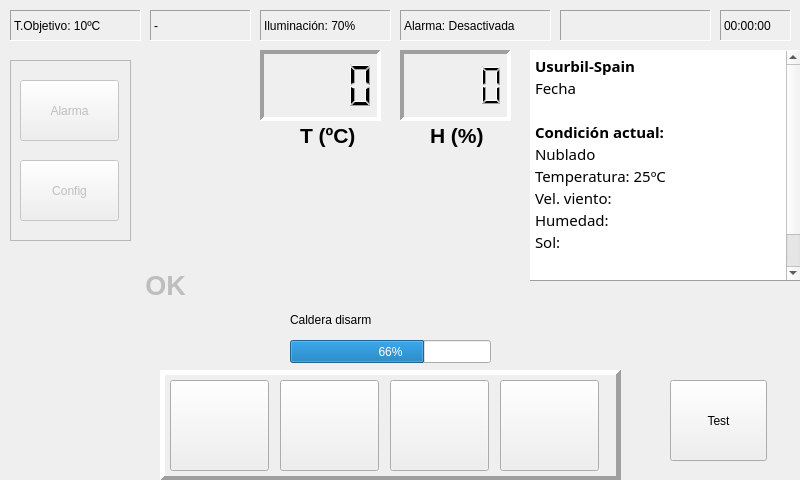
maybar/DomoControl, file MainDialog.ui: the form before one commit.
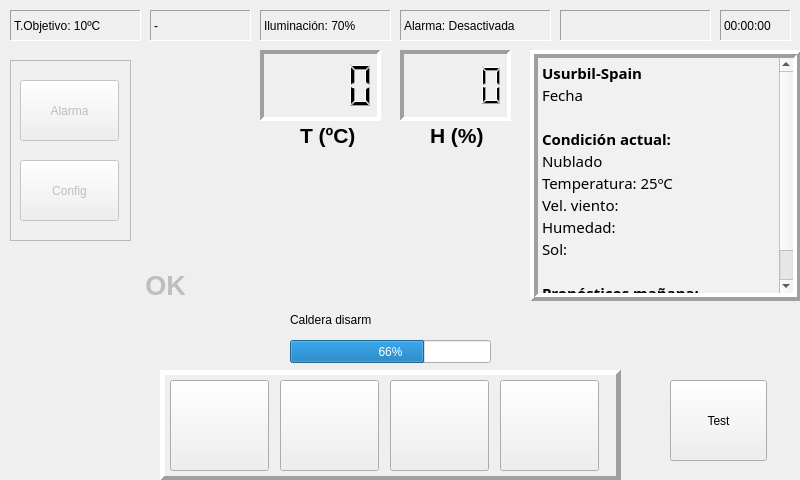
The form after the commit. Icons and pictures are not drawn.

```diff
--- a/MainDialog.ui
+++ b/MainDialog.ui
@@ -509,9 +509,46 @@
      <x>530</x>
      <y>50</y>
      <width>271</width>
-     <height>231</height>
+     <height>251</height>
     </rect>
    </property>
+   <property name="palette">
+    <palette>
+     <active>
+      <colorrole role="Base">
+       <brush brushstyle="SolidPattern">
+        <color alpha="255">
+         <red>242</red>
+         <green>241</green>
+         <blue>241</blue>
+        </color>
+       </brush>
+      </colorrole>
+     </active>
+     <inactive>
+      <colorrole role="Base">
+       <brush brushstyle="SolidPattern">
+        <color alpha="255">
+         <red>242</red>
+         <green>241</green>
+         <blue>241</blue>
+        </color>
+       </brush>
+      </colorrole>
+     </inactive>
+     <disabled>
+      <colorrole role="Base">
+       <brush brushstyle="SolidPattern">
+        <color alpha="255">
+         <red>255</red>
+         <green>255</green>
+         <blue>255</blue>
+        </color>
+       </brush>
+      </colorrole>
+     </disabled>
+    </palette>
+   </property>
    <property name="font">
     <font>
      <family>Ubuntu Condensed</family>
@@ -523,11 +560,17 @@
     <cursorShape>BlankCursor</cursorShape>
    </property>
    <property name="frameShape">
-    <enum>QFrame::Panel</enum>
+    <enum>QFrame::Box</enum>
    </property>
    <property name="frameShadow">
     <enum>QFrame::Raised</enum>
    </property>
+   <property name="lineWidth">
+    <number>4</number>
+   </property>
+   <property name="midLineWidth">
+    <number>0</number>
+   </property>
    <property name="documentTitle">
     <string/>
    </property>
```
